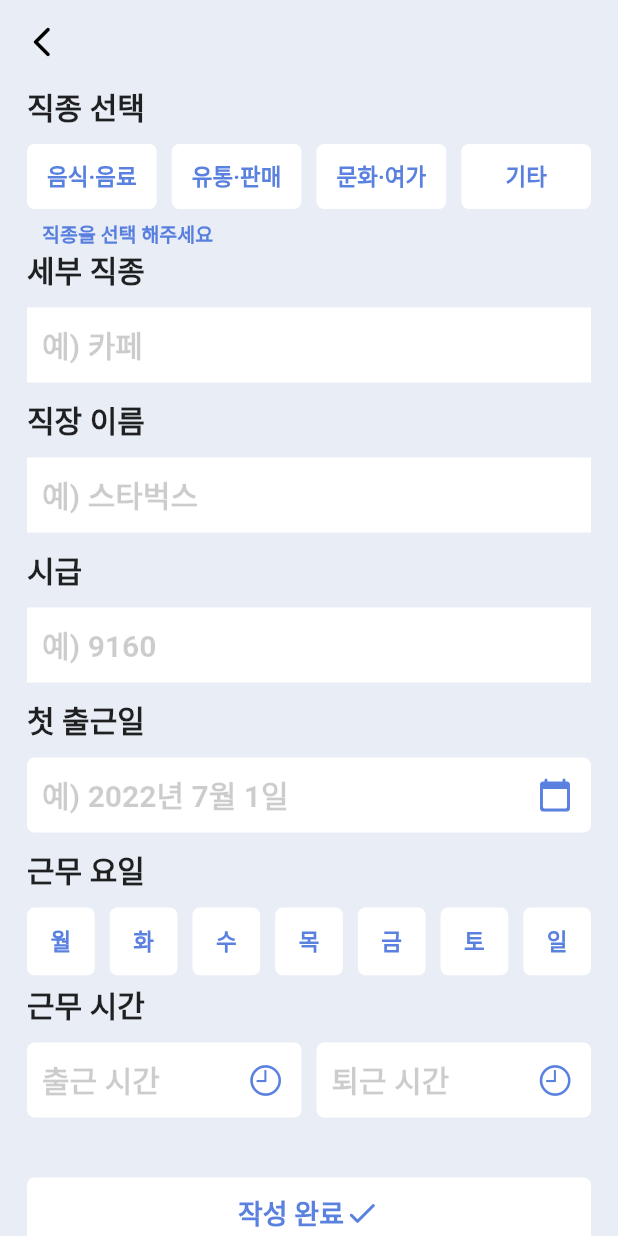
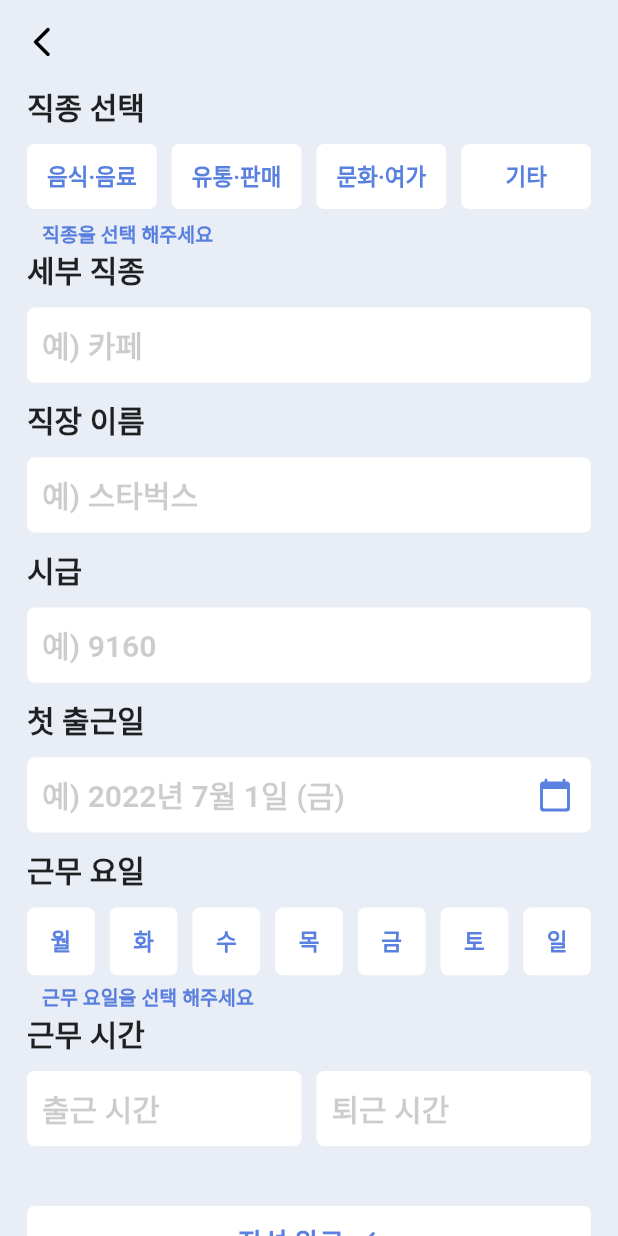
Before and after one commit to char-null/aalbaya, a Flutter app: the AddTaskPage screen opened directly, after a tap on "작성 완료", on a phone screen of 412 x 824 dp. Run offline on Flutter 3.47's test engine with Material 2 defaults, Android fonts, the phone set to English and light mode, and no system bars; drawn by our look-alikes of flutter_form_builder; our stand-ins replace form_builder_validators, get.

Commit message:
job page 수정

```diff
--- a/lib/src/pages/add_job_page.dart
+++ b/lib/src/pages/add_job_page.dart
@@ -43,20 +43,9 @@ class AddTaskPage extends StatelessWidget {
                   crossAxisAlignment: CrossAxisAlignment.start,
                   children: [
                     choiceJob(),
-                    _.choicejobvalidate == false
-                        ? Padding(
-                            padding: const EdgeInsets.only(left: 10.0),
-                            child: Text(
-                              '직종을 선택 해주세요',
-                              style: TextStyle(
-                                  fontSize: 13,
-                                  color: pointcolor,
-                                  fontWeight: FontWeight.bold),
-                            ),
-                          )
-                        : Container(),
-                    textFormWidget('detail', '세부 직종', '예) 카페'),
-                    textFormWidget('jobname', '직장 이름', '예) 스타벅스'),
+                    textFormWidget('detail', '세부 직종', '예) 카페', '세부 직종을 입력해주세요'),
+                    textFormWidget(
+                        'jobname', '직장 이름', '예) 스타벅스', '직장 이름을 입력해주세요'),
                     hourlyWage(),
                     firstDay(),
                     choiceDay(),
@@ -85,6 +74,10 @@ class AddTaskPage extends StatelessWidget {
                         // }
                         _.choicejobValidator();
                         _.dayselectedValidator();
+                        _.jobindex != null
+                            ? print(_.typeofjob[_.jobindex!])
+                            : null;
+                        _.workDay();
                         if (_.formkey.currentState!.validate() &&
                             _.choicejobvalidate == true) {
                           _.formkey.currentState!.save();
@@ -136,7 +129,7 @@ class AddTaskPage extends StatelessWidget {
   }
 
   Widget choiceJob() {
-    return GetBuilder<JobController>(builder: (_) {
+    final _ = Get.find<JobController>();
     return Column(
       crossAxisAlignment: CrossAxisAlignment.start,
       children: [
@@ -178,13 +171,24 @@ class AddTaskPage extends StatelessWidget {
             itemCount: _.typeofjob.length,
           ),
         ),
+        _.choicejobvalidate == false
+            ? const Padding(
+                padding: EdgeInsets.only(left: 10.0),
+                child: Text(
+                  '직종을 선택 해주세요',
+                  style: TextStyle(
+                      fontSize: 13,
+                      color: pointcolor,
+                      fontWeight: FontWeight.bold),
+                ),
+              )
+            : Container(),
       ],
     );
-    });
   }
 
   Widget choiceDay() {
-    return GetBuilder<JobController>(builder: (_) {
+    final _ = Get.find<JobController>();
     return Column(
       crossAxisAlignment: CrossAxisAlignment.start,
       children: [
@@ -207,6 +211,7 @@ class AddTaskPage extends StatelessWidget {
               return GestureDetector(
                   onTap: () {
                     _.daySelected(index);
+                    _.selectedDay(index);
                   },
                   child: Container(
                     decoration: BoxDecoration(
@@ -224,22 +229,35 @@ class AddTaskPage extends StatelessWidget {
             itemCount: _.dayofWeek.length,
           ),
         ),
+        _.dayselectedvalidate == false
+            ? const Padding(
+                padding: EdgeInsets.only(left: 10.0),
+                child: Text(
+                  '근무 요일을 선택 해주세요',
+                  style: TextStyle(
+                      fontSize: 13,
+                      color: pointcolor,
+                      fontWeight: FontWeight.bold),
+                ),
+              )
+            : Container(),
       ],
     );
-    });
   }
 
   Widget workTime(String name, String hinttext) {
     return Expanded(
       child: Container(
         decoration: BoxDecoration(
-          color: Colors.white,
           borderRadius: BorderRadius.circular(
             5,
           ),
         ),
         child: FormBuilderDateTimePicker(
-          format: DateFormat.Hm(),
+          validator: (val) {
+            return val == null ? "시간을 입력해주세요." : null;
+          },
+          format: DateFormat('aa hh:mm', 'ko'),
           transitionBuilder: (context, child) {
             return Theme(
               data: ThemeData.dark().copyWith(
@@ -259,10 +277,12 @@ class AddTaskPage extends StatelessWidget {
           name: name,
           style: headstyle,
           decoration: InputDecoration(
-            suffixIcon: const Icon(
-              CupertinoIcons.clock,
-              color: pointcolor,
-            ),
+            enabledBorder: OutlineInputBorder(
+                borderSide: BorderSide.none,
+                borderRadius: BorderRadius.circular(5)),
+            errorStyle: pointstyle,
+            filled: true,
+            fillColor: Colors.white,
             border: InputBorder.none,
             contentPadding:
                 const EdgeInsets.symmetric(horizontal: 10, vertical: 10),
@@ -286,14 +306,10 @@ class AddTaskPage extends StatelessWidget {
           style: headstyle,
         ),
         empty(),
-        Container(
-          decoration: BoxDecoration(
-            color: Colors.white,
-            borderRadius: BorderRadius.circular(
-              5,
-            ),
-          ),
-          child: FormBuilderDateTimePicker(
+        FormBuilderDateTimePicker(
+          validator: (val) {
+            return val == null ? "날짜를 입력해주세요" : null;
+          },
           locale: const Locale('ko', 'KR'),
           inputType: InputType.date,
           format: DateFormat.yMMMEd('ko'),
@@ -314,6 +330,11 @@ class AddTaskPage extends StatelessWidget {
             );
           },
           decoration: InputDecoration(
+              enabledBorder: OutlineInputBorder(
+                  borderSide: BorderSide.none,
+                  borderRadius: BorderRadius.circular(5)),
+              filled: true,
+              fillColor: Colors.white,
               suffixIcon: const Icon(
                 Icons.calendar_today_rounded,
                 color: pointcolor,
@@ -323,19 +344,19 @@ class AddTaskPage extends StatelessWidget {
               contentPadding:
                   const EdgeInsets.symmetric(horizontal: 10, vertical: 10),
               hoverColor: Colors.white,
-              hintText: '예) ${DateFormat.yMMMMd('ko').format(DateTime.now())}',
+              hintText: '예) ${DateFormat.yMMMEd('ko').format(DateTime.now())}',
               hintStyle: TextStyle(
                 color: Colors.black.withOpacity(0.2),
               ),
-            ),
-          ),
+              errorStyle: pointstyle),
         ),
         empty()
       ],
     );
   }
 
-  Widget textFormWidget(String name, String title, String hinttext) {
+  Widget textFormWidget(
+      String name, String title, String hinttext, String errortext) {
     return Column(
       crossAxisAlignment: CrossAxisAlignment.start,
       children: [
@@ -347,7 +368,7 @@ class AddTaskPage extends StatelessWidget {
         FormBuilderTextField(
           validator: FormBuilderValidators.compose([
             (val) {
-              return val == null || val.isEmpty ? "항목을 다 입력하지 않았어요" : null;
+              return val == null || val.isEmpty ? errortext : null;
             },
           ]),
           name: name,
@@ -355,6 +376,9 @@ class AddTaskPage extends StatelessWidget {
           cursorColor: Colors.black,
           style: headstyle,
           decoration: InputDecoration(
+            enabledBorder: OutlineInputBorder(
+                borderSide: BorderSide.none,
+                borderRadius: BorderRadius.circular(5)),
             filled: true,
             fillColor: Colors.white,
             border: InputBorder.none,
@@ -377,7 +401,7 @@ class AddTaskPage extends StatelessWidget {
     return Column(
       crossAxisAlignment: CrossAxisAlignment.start,
       children: [
-        Text(
+        const Text(
           '시급',
           style: headstyle,
         ),
@@ -394,6 +418,9 @@ class AddTaskPage extends StatelessWidget {
           cursorColor: Colors.black,
           style: headstyle,
           decoration: InputDecoration(
+            enabledBorder: OutlineInputBorder(
+                borderSide: BorderSide.none,
+                borderRadius: BorderRadius.circular(5)),
             filled: true,
             fillColor: Colors.white,
             border: InputBorder.none,
```
Lines whose indentation alone changed are shown as unchanged.
